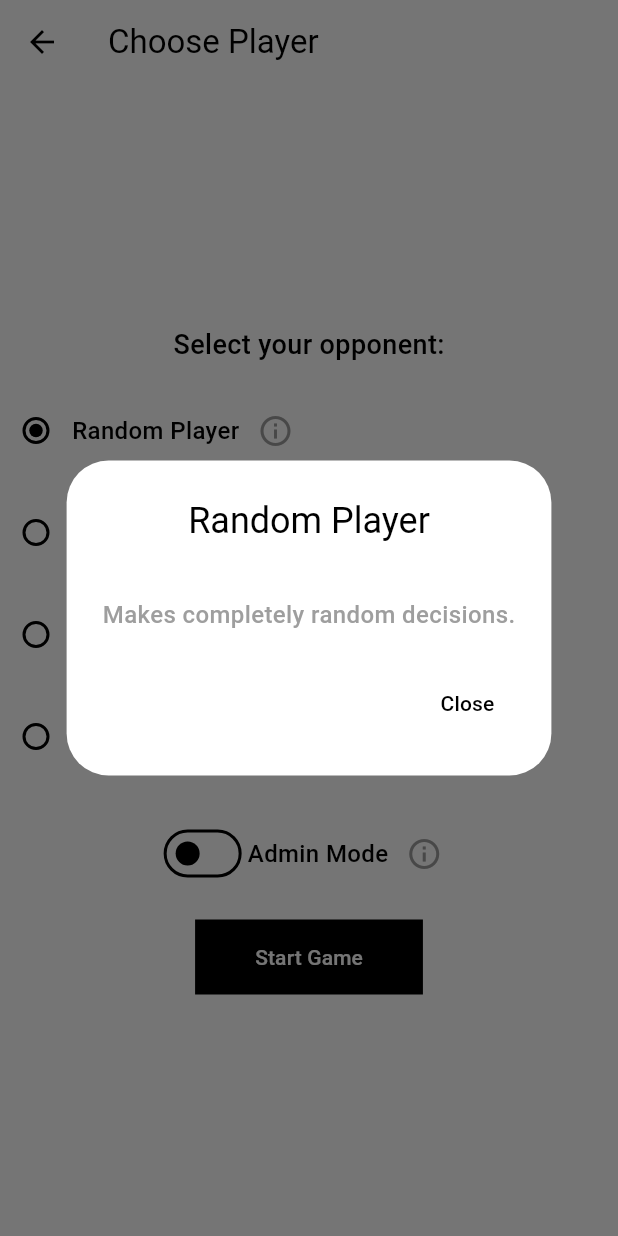
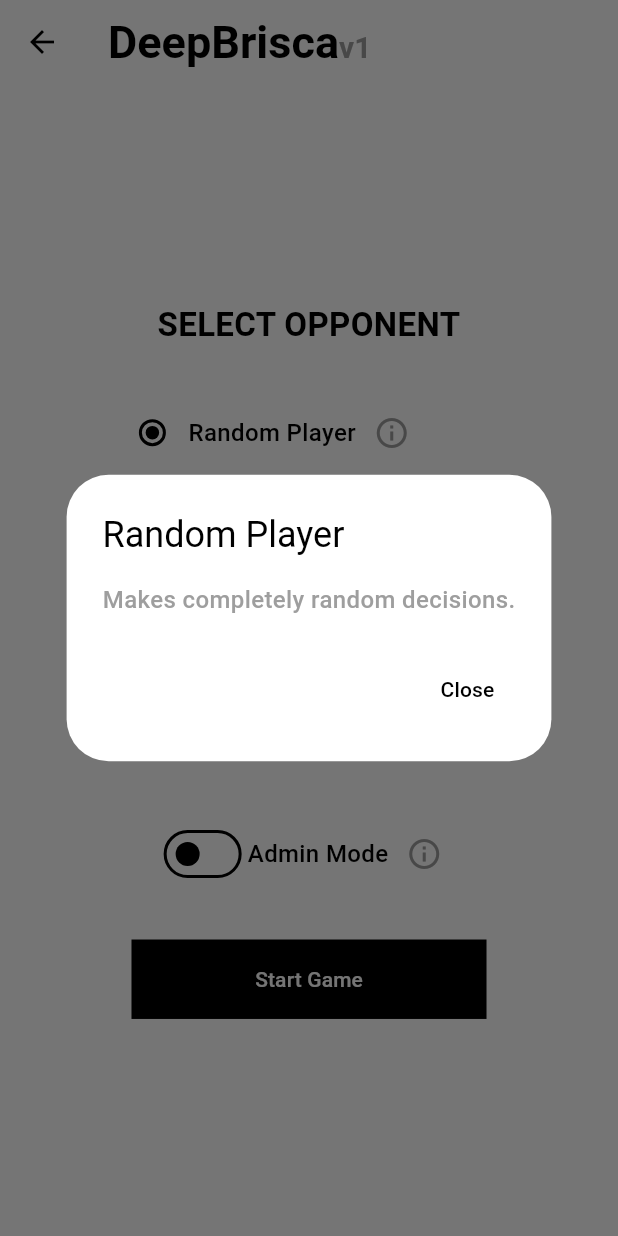
Before and after one commit to GuillemPalla/DeepBrisca, a Flutter app: the ChoosePlayerScreen screen opened directly, after a tap on the "info outline" icon, on a phone screen of 412 x 824 dp. Run offline on Flutter 3.47's test engine with Material 3 defaults, Android fonts, the phone set to English and light mode, and no system bars; missing offline and left inert: tflite_flutter.

Commit message:
Last changes Brisca App v1

```diff
--- a/DeepBriscaApp/lib/brisca_game_page.dart
+++ b/DeepBriscaApp/lib/brisca_game_page.dart
@@ -206,7 +206,7 @@ class _BriscaGamePageState extends State<BriscaGamePage> with TickerProviderStat
           backgroundColor: Colors.white,
           elevation: 0.0,
           title: const Text(
-            'BRISCA GAME',
+            'DeepBrisca',
             style: TextStyle(color: Colors.black),
           ),
         ),
@@ -242,12 +242,23 @@ class _BriscaGamePageState extends State<BriscaGamePage> with TickerProviderStat
           ),
           title: Row(
             children: [
-              const Text(
-                'BRISCA GAME',
-                style: TextStyle(
-                  color: Colors.black,
-                  fontSize: 18,
-                  fontWeight: FontWeight.w400,
+              RichText(
+                text: const TextSpan(
+                  style: TextStyle(
+                    fontWeight: FontWeight.bold,
+                    color: Colors.black,
+                  ),
+                  children: <TextSpan>[
+                    TextSpan(text: 'DeepBrisca', style: TextStyle(fontSize: 23)),
+                    TextSpan(
+                      text: 'v1',
+                      style: TextStyle(
+                        fontSize: 15,
+                        color: Colors.grey,
+                        fontWeight: FontWeight.bold,
+                      ),
+                    ),
+                  ],
                 ),
               ),
               const SizedBox(width: 10.0),
--- a/DeepBriscaApp/lib/choose_player.dart
+++ b/DeepBriscaApp/lib/choose_player.dart
@@ -15,48 +15,148 @@ class _ChoosePlayerScreenState extends State<ChoosePlayerScreen> {
 
   @override
   Widget build(BuildContext context) {
+    final screenHeight = MediaQuery.of(context).size.height;
+    final screenWidth = MediaQuery.of(context).size.width;
+
     return Scaffold(
       appBar: AppBar(
-        title: const Text('Choose Player'),
+        title: RichText(
+          text: const TextSpan(
+            style: TextStyle(
+              fontWeight: FontWeight.bold,
+              color: Colors.black,
+            ),
+            children: <TextSpan>[
+              TextSpan(text: 'DeepBrisca', style: TextStyle(fontSize: 30)),
+              TextSpan(
+                text: 'v1',
+                style: TextStyle(
+                  fontSize: 20,
+                  color: Colors.grey,
+                  fontWeight: FontWeight.bold,
+                ),
+              ),
+            ],
+          ),
+        ),
         backgroundColor: Colors.white,
         foregroundColor: Colors.black,
         elevation: 0,
       ),
       body: Center(
+        child: SingleChildScrollView(
+          padding: const EdgeInsets.all(16.0),
           child: Column(
-          mainAxisAlignment: MainAxisAlignment.center,
+            mainAxisSize: MainAxisSize.min,
             children: [
               const Text(
-              'Select your opponent:',
+                'SELECT OPPONENT',
+                textAlign: TextAlign.center,
                 style: TextStyle(
-                fontSize: 18,
+                  fontSize: 22,
                   color: Colors.black,
+                  fontWeight: FontWeight.bold,
                 ),
               ),
-            const SizedBox(height: 20),
+              SizedBox(height: screenHeight * 0.03),
               Column(
-              mainAxisAlignment: MainAxisAlignment.center,
-              children: [
-                _buildPlayerOption(
-                  PlayerDifficulty.random
+                mainAxisSize: MainAxisSize.min,
+                crossAxisAlignment: CrossAxisAlignment.start,
+                children: _buildPlayerOptions(),
               ),
-                const SizedBox(height: 20),
-                _buildPlayerOption(
-                  PlayerDifficulty.modelEasy
+              SizedBox(height: screenHeight * 0.04),
+              _buildAdminModeToggle(),
+              SizedBox(height: screenHeight * 0.04),
+              ElevatedButton(
+                onPressed: () => Navigator.push(
+                  context,
+                  MaterialPageRoute(
+                    builder: (context) => BriscaGamePage(
+                      playerDifficulty: selectedPlayerType,
+                      adminMode: adminMode,
                     ),
-                const SizedBox(height: 20),
-                _buildPlayerOption(
-                  PlayerDifficulty.modelMedium
                   ),
-                const SizedBox(height: 20),
-                _buildPlayerOption(
-                  PlayerDifficulty.modelHard
+                ),
+                style: ElevatedButton.styleFrom(
+                  backgroundColor: Colors.black,
+                  foregroundColor: Colors.white,
+                  padding: EdgeInsets.symmetric(
+                    horizontal: screenWidth * 0.2,
+                    vertical: screenHeight * 0.02,
+                  ),
+                  shape: const RoundedRectangleBorder(
+                    borderRadius: BorderRadius.horizontal(),
+                  ),
+                  elevation: 0,
+                ),
+                child: const Text('Start Game'),
               ),
             ],
           ),
-            const SizedBox(height: 30),
-            // Admin Mode Toggle with Info
-            Row(
+        ),
+      ),
+    );
+  }
+
+  List<Widget> _buildPlayerOptions() {
+    return PlayerDifficulty.values.map((type) {
+      return Padding(
+        padding: const EdgeInsets.symmetric(vertical: 8.0),
+        child: _buildPlayerOption(type),
+      );
+    }).toList();
+  }
+
+  Widget _buildPlayerOption(PlayerDifficulty type) {
+    return Row(
+      mainAxisSize: MainAxisSize.min,
+      children: [
+        Radio<PlayerDifficulty>(
+          value: type,
+          groupValue: selectedPlayerType,
+          onChanged: (PlayerDifficulty? value) {
+            setState(() => selectedPlayerType = value!);
+          },
+          activeColor: Colors.black,
+        ),
+        Text(
+          playerInfo[type]?['name'] ?? '',
+          style: const TextStyle(color: Colors.black),
+        ),
+        IconButton(
+          icon: const Icon(Icons.info_outline, color: Colors.grey),
+          onPressed: () {
+            showDialog(
+              context: context,
+              builder: (context) => AlertDialog(
+                backgroundColor: Colors.white,
+                title: Text(
+                  playerInfo[type]?['name'] ?? '',
+                  style: const TextStyle(color: Colors.black),
+                ),
+                content: Text(
+                  playerInfo[type]?['info'] ?? '',
+                  style: const TextStyle(color: Colors.grey),
+                ),
+                actions: [
+                  TextButton(
+                    onPressed: () => Navigator.pop(context),
+                    child: const Text(
+                      'Close',
+                      style: TextStyle(color: Colors.black),
+                    ),
+                  ),
+                ],
+              ),
+            );
+          },
+        ),
+      ],
+    );
+  }
+
+  Widget _buildAdminModeToggle() {
+    return Row(
       mainAxisAlignment: MainAxisAlignment.center,
       children: [
         Switch(
@@ -78,11 +178,9 @@ class _ChoosePlayerScreenState extends State<ChoosePlayerScreen> {
               context: context,
               builder: (context) => AlertDialog(
                 backgroundColor: Colors.white,
-                        title: const Center(
-                          child: Text(
+                title: const Text(
                   'Admin Mode',
                   style: TextStyle(color: Colors.black),
-                          ),
                 ),
                 content: const Text(
                   adminModeExplanation,
@@ -102,97 +200,6 @@ class _ChoosePlayerScreenState extends State<ChoosePlayerScreen> {
           },
         ),
       ],
-            ),
-            const SizedBox(height: 20),
-            ElevatedButton(
-              onPressed: () => Navigator.push(
-                context,
-                MaterialPageRoute(
-                  builder: (context) => BriscaGamePage(
-                    playerDifficulty: selectedPlayerType,
-                    adminMode: adminMode,
-                  ),
-                ),
-              ),
-              style: ElevatedButton.styleFrom(
-                backgroundColor: Colors.black,
-                foregroundColor: Colors.white,
-                padding: const EdgeInsets.symmetric(horizontal: 40, vertical: 15),
-                shape: const RoundedRectangleBorder(
-                  borderRadius: BorderRadius.zero,
-                ),
-                elevation: 0,
-              ),
-              child: const Text('Start Game'),
-            ),
-          ],
-        ),
-      ),
-    );
-  }
-
-  Widget _buildPlayerOption(PlayerDifficulty type) {
-    return Column(
-      children: [
-        Row(
-          children: [
-            Radio<PlayerDifficulty>(
-              value: type,
-              groupValue: selectedPlayerType,
-              onChanged: (PlayerDifficulty? value) {
-                setState(() => selectedPlayerType = value!);
-              },
-              activeColor: Colors.black,
-            ),
-            Text(
-              playerInfo[type]?['name'] ?? '',
-              style: const TextStyle(color: Colors.black),
-            ),
-            IconButton(
-              icon: const Icon(Icons.info_outline, color: Colors.grey),
-              onPressed: () {
-                showDialog(
-                  context: context,
-                  builder: (context) => AlertDialog(
-                    backgroundColor: Colors.white,
-                    title: Column(
-                      children: [
-                        Text(
-                          playerInfo[type]?['name'] ?? '',
-                          style: const TextStyle(color: Colors.black),
-                        ),
-                        Text(
-                          playerInfo[type]?['random_winrate'] != null && (playerInfo[type]?['random_winrate'] as String).isNotEmpty
-                              ? '${playerInfo[type]?['random_winrate']} winrate vs Random Player'
-                              : '',
-                          textAlign: TextAlign.left,
-                          style: const TextStyle(
-                            color: Colors.grey,
-                            fontSize: 15,
-                          ),
-                        ),
-                      ],
-                    ),
-                    content: Text(
-                      playerInfo[type]?['info'] ?? '',
-                      style: const TextStyle(color: Colors.grey),
-                    ),
-                    actions: [
-                      TextButton(
-                        onPressed: () => Navigator.pop(context),
-                        child: const Text(
-                          'Close',
-                          style: TextStyle(color: Colors.black),
-                        ),
-                      ),
-                    ],
-                  ),
-                );
-              },
-            ),
-          ],
-        ),
-      ],
     );
   }
 }
--- a/DeepBriscaApp/lib/home.dart
+++ b/DeepBriscaApp/lib/home.dart
@@ -29,8 +29,8 @@ class HomeScreen extends StatelessWidget {
                         TextSpan(
                           text: 'v1',
                           style: TextStyle(
-                            fontSize: 25, // Smaller font size for "v1"
-                            color: Colors.grey, // Optional: Different color
+                            fontSize: 25,
+                            color: Colors.grey,
                             fontWeight: FontWeight.bold,
                           ),
                         ),
```
Lines whose indentation alone changed are shown as unchanged.
